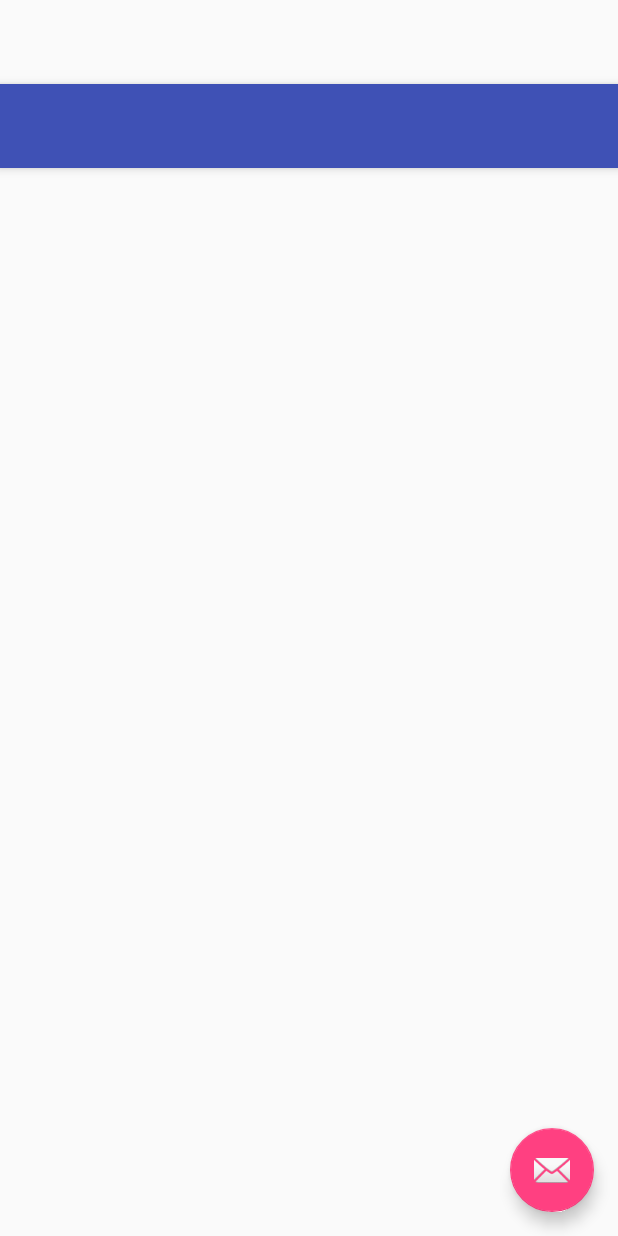
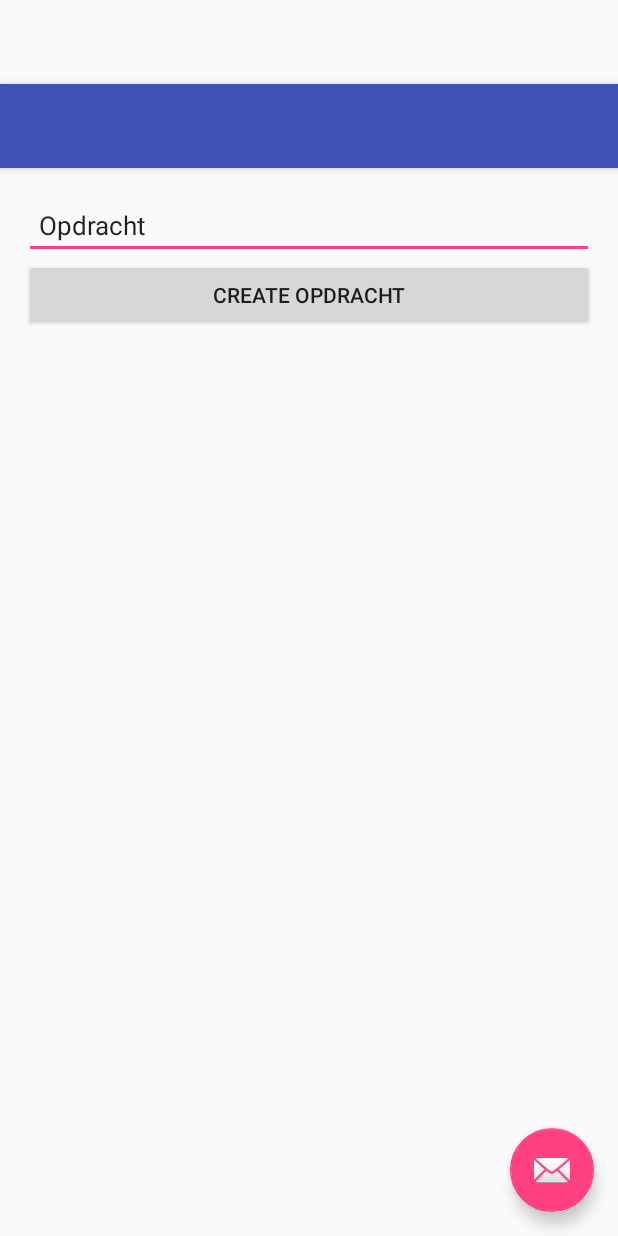
Before and after one commit to GerwinP/Rially, an Android app: the layout activity_add_opdracht.xml on its own in the app's theme, with its tools: preview values and no code run, on a phone screen of 412 x 824 dp. Run offline under Robolectric (Android 15) with nearby library versions, the phone set to English and light mode, and no system bars.

Commit message:
Other things that failed to commit

```diff
--- a/Rially/app/src/main/AndroidManifest.xml
+++ b/Rially/app/src/main/AndroidManifest.xml
@@ -41,6 +41,10 @@
         <activity
             android:name=".Rules"
             android:label="@string/title_activity_rules"
+            android:theme="@style/AppTheme.NoActionBar" />
+        <activity
+            android:name=".AddOpdracht"
+            android:label="@string/title_activity_add_opdracht"
             android:theme="@style/AppTheme.NoActionBar"></activity>
     </application>
 
--- a/Rially/app/src/main/res/layout/content_add_opdracht.xml
+++ b/Rially/app/src/main/res/layout/content_add_opdracht.xml
@@ -1,16 +1,30 @@
 <?xml version="1.0" encoding="utf-8"?>
-<RelativeLayout
-    xmlns:android="http://schemas.android.com/apk/res/android"
+<RelativeLayout xmlns:android="http://schemas.android.com/apk/res/android"
+    xmlns:app="http://schemas.android.com/apk/res-auto"
     xmlns:tools="http://schemas.android.com/tools"
-    xmlns:app="http://schemas.android.com/apk/res-auto"
     android:layout_width="match_parent"
     android:layout_height="match_parent"
+    android:paddingBottom="@dimen/activity_vertical_margin"
     android:paddingLeft="@dimen/activity_horizontal_margin"
     android:paddingRight="@dimen/activity_horizontal_margin"
     android:paddingTop="@dimen/activity_vertical_margin"
-    android:paddingBottom="@dimen/activity_vertical_margin"
     app:layout_behavior="@string/appbar_scrolling_view_behavior"
-    tools:showIn="@layout/activity_add_opdracht"
-    tools:context="com.gerwin.rially.AddOpdracht">
+    tools:context="com.gerwin.rially.AddOpdracht"
+    tools:showIn="@layout/activity_add_opdracht">
 
+    <EditText android:id="@+id/opdrachtText"
+        android:layout_width="match_parent"
+        android:layout_height="wrap_content"
+        android:text="Opdracht"
+        android:paddingLeft="10dip"
+        android:paddingRight="10dip"
+        android:paddingTop="10dip"
+        android:textSize="17sp"
+        android:inputType="text"/>
+
+    <Button android:id="@+id/createOpdracht"
+        android:layout_width="match_parent"
+        android:layout_height="wrap_content"
+        android:text="Create opdracht"
+        android:layout_below="@+id/opdrachtText"/>
 </RelativeLayout>
--- a/Rially/app/src/main/res/values/strings.xml
+++ b/Rially/app/src/main/res/values/strings.xml
@@ -31,4 +31,5 @@
     </string>
     <string name="opdrachtenTitle">Opdrachten</string>
     <string name="verdere_informatieTitle">Verdere informatie</string>
+    <string name="title_activity_add_opdracht">AddOpdracht</string>
 </resources>
```
Also changed, not shown: Rially/app/src/main/java/com/gerwin/rially/AddOpdracht.java (+140 -1 lines), Rially/app/src/main/java/com/gerwin/rially/MainMenu.java (+8 -0 lines), Rially/app/src/main/java/com/gerwin/rially/show_opdrachten.java (+17 -24 lines), Rially/app/src/main/java/com/gerwin/rially/utils/JSONTags.java (+18 -0 lines), Rially/app/src/main/java/com/gerwin/rially/utils/ServerConfig.java (+7 -0 lines), Rially/app/src/main/res/layout/activity_add_opdracht.xml (+3 -4 lines), 7 other files.
